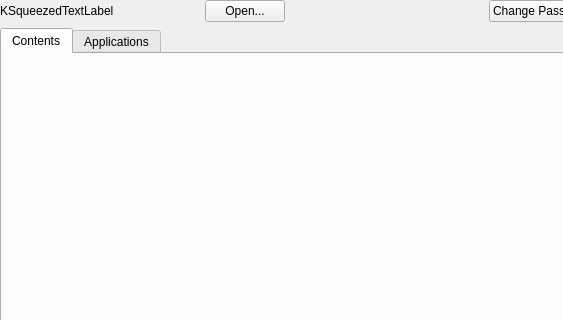
Qt form src/manager/walletcontrolwidget.ui (Nobel3D/kwalletmanager) before a commit; both pictures show x 0 to 563 and y 0 to 320 of the 700 by 700 pixel window.
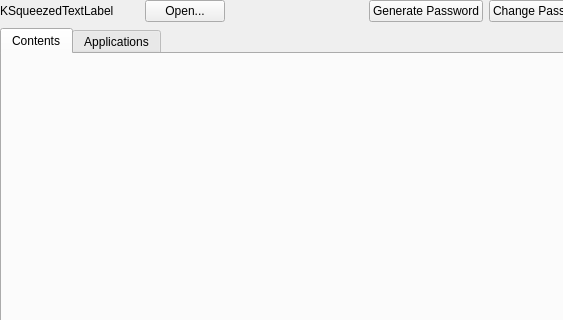
The same form after that commit. Icons and pictures are not drawn. Custom widgets are drawn as their Qt base class.

Patch:
```diff
--- a/src/manager/walletcontrolwidget.ui
+++ b/src/manager/walletcontrolwidget.ui
@@ -61,6 +61,16 @@
        </property>
       </spacer>
      </item>
+     <item>
+      <widget class="QPushButton" name="pushButton">
+       <property name="text">
+        <string>Generate Password</string>
+       </property>
+       <property name="icon">
+        <iconset theme="password-generate"/>
+       </property>
+      </widget>
+     </item>
      <item>
       <widget class="QPushButton" name="_changePassword">
        <property name="text">
```
Left out of the diff: 27 changed lines with no effect on the pictures.
